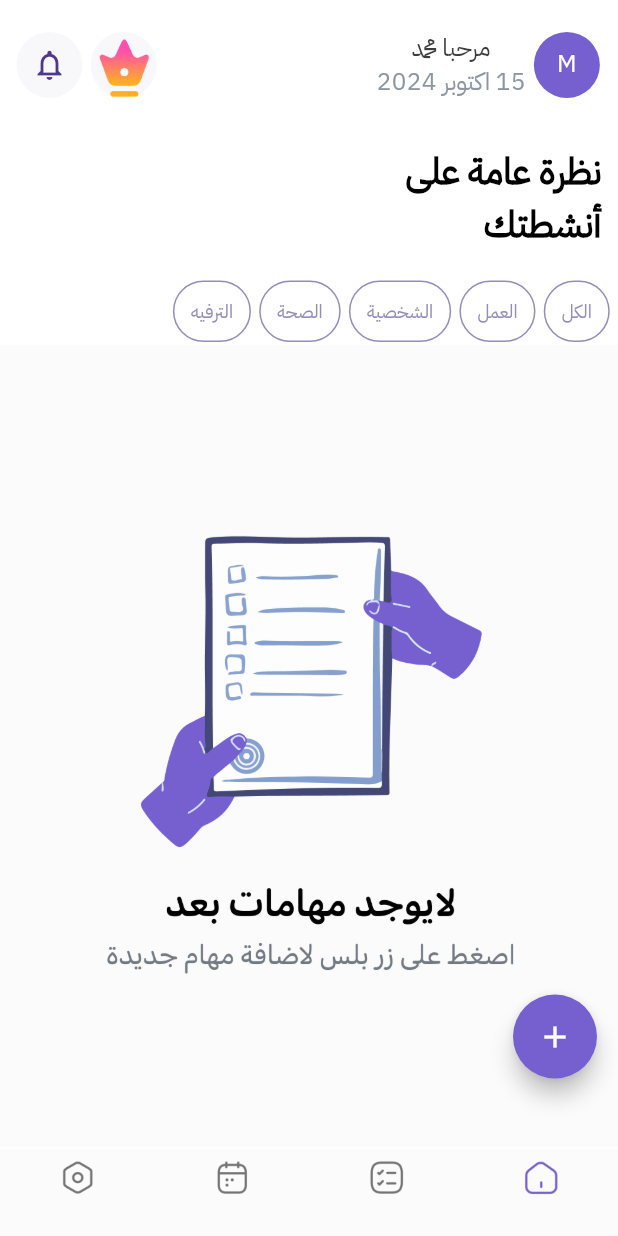
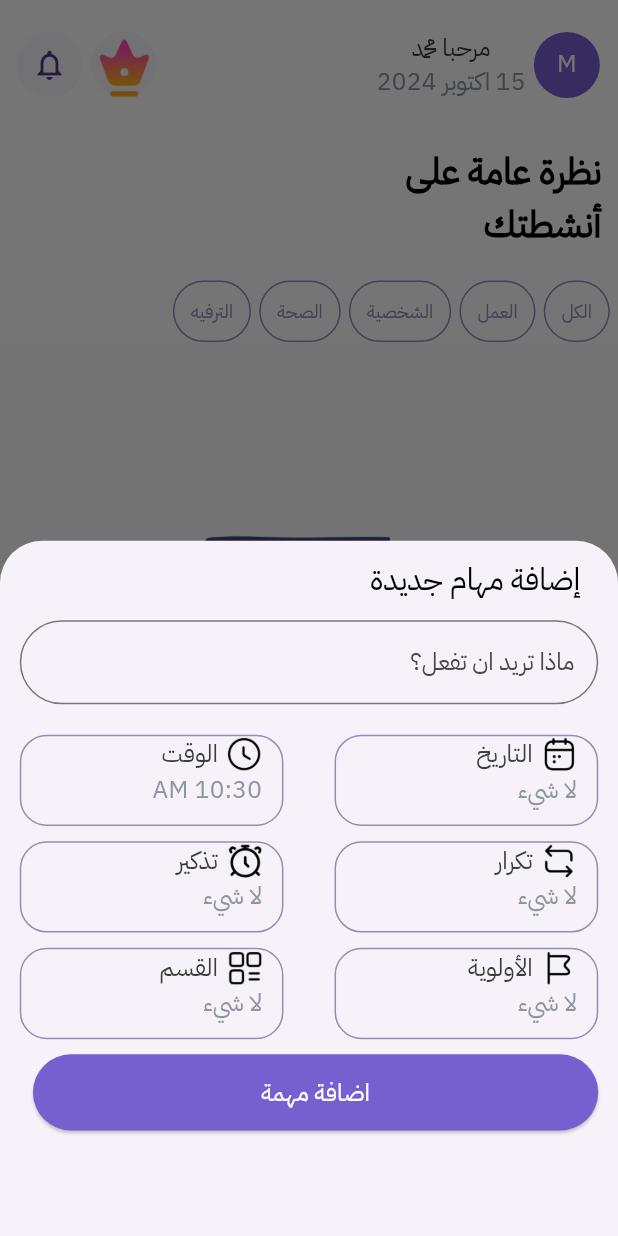
Before and after one commit to abooodfares/Mohemti, a Flutter app: the screen it shows after launch, after a tap on the "add" icon, on a phone screen of 412 x 824 dp. Run offline on Flutter 3.47's test engine with Material 3 defaults, Android fonts, the phone set to English and light mode, and no system bars; our stand-ins replace bloc, flutter_bloc, flutter_screenutil, flutter_svg, font_awesome_flutter, table_calendar.

Commit message:
upgrade flutter

```diff
--- a/lib/core/routes/app_router_manger.dart
+++ b/lib/core/routes/app_router_manger.dart
@@ -3,12 +3,15 @@ import 'package:mohemti/core/routes/approutes.dart';
 import 'package:mohemti/features/auth/login/view/loginview.dart';
 import 'package:mohemti/features/auth/register/view/register_view.dart';
 import 'package:mohemti/features/home/view/home_view.dart';
+import 'package:mohemti/features/home/widgets/Genral_bottomsheet.dart';
 import 'package:mohemti/features/onbording/view/onbordingview.dart';
 class AppRouterManger {
   static Route<dynamic> generateRoute(RouteSettings settings) {
     switch (settings.name) {
       case AppRoutes.OnBording:
         return MaterialPageRoute(builder: (_) => const OnbordingView());
+      case AppRoutes.calendar:
+        return MaterialPageRoute(builder: (_) =>  CalendarExample());
       case AppRoutes.register:
         return MaterialPageRoute(builder: (_) =>  RegisterView());
       case AppRoutes.login:
--- a/lib/core/routes/approutes.dart
+++ b/lib/core/routes/approutes.dart
@@ -5,5 +5,6 @@ class AppRoutes {
   static const String login = '/login';
   static const String register = '/register';
   static const String OnBording = '/OnBording';
+  static const String calendar = '/calendar';
 
 }
--- a/lib/core/theme/text_style.dart
+++ b/lib/core/theme/text_style.dart
@@ -14,8 +14,9 @@ class AppTextStyles {
       fontWeight: FontWeight.w700,
       color: appcolors.textColorblcack);
   static TextStyle weight400size12white = TextStyle(
-      fontSize: 12.sp,
-      fontWeight: FontWeight.w400,
-      color: Colors.white);
-
+      fontSize: 12.sp, fontWeight: FontWeight.w400, color: Colors.white);
+  static TextStyle weight500size20black = TextStyle(
+      fontSize: 20.sp,
+      fontWeight: FontWeight.w500,
+      color: appcolors.textColorblcack);
 }
--- a/lib/features/home/cubit/home_cubit.dart
+++ b/lib/features/home/cubit/home_cubit.dart
@@ -6,7 +6,7 @@ part 'home_state.dart';
 class HomeCubit extends Cubit<HomeState> {
   HomeCubit() : super(HomeInitial());
   List<String> categories = ['الكل', 'العمل', 'الشخصية', 'الصحة', 'الترفيه'];
-  String text = '';
+  String text = ' الكل';
 
 
   void changeCategory(String newCategory) {
--- a/lib/features/home/view/home_view.dart
+++ b/lib/features/home/view/home_view.dart
@@ -9,6 +9,7 @@ import 'package:mohemti/core/widgets/my_bottom_navigationbar.dart';
 import 'package:mohemti/features/home/cubit/home_cubit.dart';
 import 'package:mohemti/features/home/widgets/SeeYourActivitySentnce.dart';
 import 'package:mohemti/features/home/widgets/home_view_first_row.dart';
+import 'package:mohemti/features/home/widgets/my_floating_action_button.dart';
 import 'package:mohemti/features/home/widgets/user_task_category.dart';
 
 class HomeView extends StatefulWidget {
@@ -24,22 +25,7 @@ class _HomeViewState extends State<HomeView> {
     return BlocProvider(
       create: (context) => HomeCubit(),
       child: Scaffold(
-        floatingActionButton: Padding(
-          padding: const EdgeInsets.all(30.0),
-          child: Row(
-            children: [
-              FloatingActionButton(
-                  shape: const CircleBorder(),
-                  clipBehavior: Clip.antiAlias,
-                  backgroundColor: appcolors.secondaryColor,
-                  onPressed: () {},
-                  child: Icon(
-                    Icons.add,
-                    color: Colors.white,
-                  )),
-            ],
-          ),
-        ),
+        floatingActionButton:MyflotingActionButton(),
         bottomNavigationBar: Mybottomnavigtionbar(),
         backgroundColor: Color(0xFFFFFFFF),
         body: SafeArea(
--- /dev/null
+++ b/lib/features/home/widgets/Genral_bottomsheet.dart
@@ -0,0 +1,166 @@
+import 'package:flutter/material.dart';
+import 'package:mohemti/core/helper/route_extention.dart';
+import 'package:mohemti/core/helper/sizedbox%20extention.dart';
+import 'package:mohemti/core/routes/approutes.dart';
+import 'package:mohemti/core/theme/text_style.dart';
+import 'package:mohemti/core/widgets/have_acount_already.dart';
+import 'package:mohemti/core/widgets/my_app_button.dart';
+import 'package:mohemti/core/widgets/my_app_textfield.dart';
+import 'package:mohemti/features/home/widgets/TaskDataContainor.dart';
+import 'package:table_calendar/table_calendar.dart';
+
+
+class Genral_bottomsheet extends StatefulWidget {
+  const Genral_bottomsheet({
+    super.key,
+    required this.controller,
+  });
+
+  final TextEditingController controller;
+
+  @override
+  State<Genral_bottomsheet> createState() => _Genral_bottomsheetState();
+}
+
+class _Genral_bottomsheetState extends State<Genral_bottomsheet> {
+  TimeOfDay _selectedTime = TimeOfDay.now();
+
+  Future<void> _selectTime(BuildContext context) async {
+    final TimeOfDay? picked = await showTimePicker(
+      context: context,
+      initialTime: _selectedTime,
+    );
+    if (picked != null && picked != _selectedTime) {
+      setState(() {
+        _selectedTime = picked;
+      });
+    }
+  }
+
+  @override
+  Widget build(BuildContext context) {
+    return Column(
+      crossAxisAlignment: CrossAxisAlignment.start,
+      children: [
+        Padding(
+          padding: const EdgeInsets.all(12.0),
+          child: Text(
+            'إضافة مهام جديدة',
+            style: AppTextStyles.weight500size20black,
+          ),
+        ),
+        MyTextField(
+            controller: widget.controller, labelText: 'ماذا تريد ان تفعل؟'),
+        verticalSpace(20),
+        Row(
+          mainAxisAlignment: MainAxisAlignment.spaceBetween,
+          children: [
+            TaskDataContainer(
+              FirstText: 'التاريخ',
+              SecText: 'لا شيء',
+              imgSrc:
+                  'Assets/icons/calendar-2 1.png', // Replace with your custom icon if needed
+              onTap: () {
+ context.pushNamed(AppRoutes.calendar);
+              },
+            ),
+            TaskDataContainer(
+              FirstText: 'الوقت',
+              SecText: '${_selectedTime.format(context)}',
+              imgSrc: 'Assets/icons/clock 1.png',
+              // Replace with your custom icon if needed
+              onTap: () => _selectTime(context),
+            ),
+          ],
+        ),
+        verticalSpace(10),
+        Row(
+          mainAxisAlignment: MainAxisAlignment.spaceBetween,
+          children: [
+            TaskDataContainer(
+              FirstText: 'تكرار',
+              SecText: 'لا شيء',
+              imgSrc:
+                  'Assets/icons/repeat 2.png', // Replace with your custom icon if needed
+              onTap: () {
+                // Action for تكرار
+              },
+            ),
+            TaskDataContainer(
+              FirstText: 'تذكير',
+              SecText: 'لا شيء',
+              imgSrc:
+                  'Assets/icons/alarm-clock.png', // Replace with your custom icon if needed
+              onTap: () {
+
+              },
+            ),
+          ],
+        ),
+        verticalSpace(10),
+        Row(
+          mainAxisAlignment: MainAxisAlignment.spaceBetween,
+          children: [
+            TaskDataContainer(
+              FirstText: 'الأولوية',
+              SecText: 'لا شيء',
+              imgSrc: 'Assets/icons/flag 2.png',
+              onTap: () {
+                // Action for الأولوية
+              },
+            ),
+            TaskDataContainer(
+              FirstText: 'القسم',
+              SecText: 'لا شيء',
+              imgSrc:
+                  'Assets/icons/element-equal.png', // Replace with your custom icon if needed
+              onTap: () {
+                // Action for القسم
+              },
+            ),
+          ],
+        ),
+        verticalSpace(10),
+        MyAppButton(
+          onPressed: () {},
+          mytext: 'اضافة مهمة',
+        )
+      ],
+    );
+  }
+}
+
+class CalendarExample extends StatefulWidget {
+  @override
+  _CalendarExampleState createState() => _CalendarExampleState();
+}
+
+class _CalendarExampleState extends State<CalendarExample> {
+  DateTime _selectedDay = DateTime.now();
+  DateTime _focusedDay = DateTime.now();
+
+  @override
+  Widget build(BuildContext context) {
+    return Scaffold(
+      appBar: AppBar(title: Text("Flutter Calendar Example")),
+      body: Padding(
+        padding: const EdgeInsets.all(16.0),
+        child: TableCalendar(
+
+          firstDay: DateTime.utc(2000, 1, 1),
+          lastDay: DateTime.utc(2100, 12, 31),
+          focusedDay: _focusedDay,
+          selectedDayPredicate: (day) => isSameDay(_selectedDay, day),
+          onDaySelected: (selectedDay, focusedDay) {
+            setState(() {
+              _selectedDay = selectedDay;
+              _focusedDay = focusedDay;
+            });
+          },
+          calendarFormat: CalendarFormat.month,
+          startingDayOfWeek: StartingDayOfWeek.sunday,
+        ),
+      ),
+    );
+  }
+}
--- /dev/null
+++ b/lib/features/home/widgets/TaskDataContainor.dart
@@ -0,0 +1,63 @@
+import 'package:flutter/material.dart';
+import 'package:flutter_screenutil/flutter_screenutil.dart';
+import 'package:mohemti/core/helper/my_padding_ex.dart';
+import 'package:mohemti/core/helper/sizedbox%20extention.dart';
+import 'package:mohemti/core/theme/text_style.dart';
+import 'package:mohemti/core/widgets/my_app_button.dart';
+
+class TaskDataContainer extends StatelessWidget {
+  const TaskDataContainer(
+      {super.key,
+      required this.FirstText,
+      required this.SecText,
+      required this.onTap, required this.imgSrc});
+  final String FirstText;
+  final String SecText;
+  final VoidCallback onTap;
+  final String imgSrc;
+
+  @override
+  Widget build(BuildContext context) {
+    return GestureDetector(
+      onTap: onTap,
+      child: Container(
+        width: 160.w,
+        height: 60.h,
+        decoration: BoxDecoration(
+            border: Border.all(color: Color(0xFF958DB8)),
+            borderRadius: BorderRadius.circular(18)),
+        child: Column(
+          crossAxisAlignment: CrossAxisAlignment.start,
+          children: [
+            Padding(
+              padding: symmetricHorizontalPadding(12),
+              child: Row(
+                children: [
+                  ImageIcon(
+                    AssetImage(imgSrc),
+                    size: 24.0, // Adjust size if needed
+                    color: Colors.black, // Optional: Set color
+                  ),
+                  horizontalSpace(5),
+                  Text(
+                    FirstText,
+                    style: AppTextStyles.weight400size16,
+                  ),
+                ],
+              ),
+            ),
+            Padding(
+              padding: symmetricHorizontalPadding(12),
+              child: Text(
+                SecText,
+                style: AppTextStyles.weight400size16
+                    .copyWith(color: Color(0xFF8D97A1)),
+              ),
+            ),
+
+          ],
+        ),
+      ),
+    );
+  }
+}
--- a/lib/features/home/widgets/home_view_first_row.dart
+++ b/lib/features/home/widgets/home_view_first_row.dart
@@ -24,6 +24,7 @@ class HomeViewFirstRow extends StatelessWidget {
           ),
           horizontalSpace(5),
           Column(
+
             children: [
               Text(
                 'مرحبا محمد',
--- /dev/null
+++ b/lib/features/home/widgets/my_bottomsheet.dart
@@ -0,0 +1,44 @@
+// ignore_for_file: public_member_api_docs, sort_constructors_first
+import 'package:flutter/material.dart';
+import 'package:flutter_screenutil/flutter_screenutil.dart';
+
+import 'package:mohemti/core/helper/my_padding_ex.dart';
+import 'package:mohemti/core/helper/sizedbox%20extention.dart';
+import 'package:mohemti/core/theme/text_style.dart';
+import 'package:mohemti/core/widgets/my_app_button.dart';
+import 'package:mohemti/core/widgets/my_app_textfield.dart';
+import 'package:mohemti/features/home/widgets/Genral_bottomsheet.dart';
+import 'package:mohemti/features/home/widgets/TaskDataContainor.dart';
+
+class MyBottomSheet extends StatefulWidget {
+  final Widget child;
+  MyBottomSheet({
+    Key? key,
+    required this.child,
+  }) : super(key: key);
+
+  @override
+  State<MyBottomSheet> createState() => _MyBottomSheetState();
+}
+
+class _MyBottomSheetState extends State<MyBottomSheet> {
+  TextEditingController controller = TextEditingController();
+  @override
+  void dispose() {
+    controller.dispose();
+    super.dispose();
+  }
+
+  @override
+  Widget build(BuildContext context) {
+    return SingleChildScrollView(
+      child: Container(
+        margin: symmetricHorizontalPadding(12),
+        alignment: Alignment.centerRight,
+        height: MediaQuery.of(context).size.height / 0.5,
+        width: double.infinity,
+        child: widget.child,
+      ),
+    );
+  }
+}
--- /dev/null
+++ b/lib/features/home/widgets/my_floating_action_button.dart
@@ -0,0 +1,30 @@
+import 'package:flutter/material.dart';
+import 'package:mohemti/core/theme/colors.dart';
+import 'package:mohemti/features/home/widgets/Genral_bottomsheet.dart';
+import 'package:mohemti/features/home/widgets/my_bottomsheet.dart';
+
+class MyflotingActionButton extends StatelessWidget {
+  const MyflotingActionButton({super.key});
+
+  @override
+  Widget build(BuildContext context) {
+    return  Padding(
+          padding: const EdgeInsets.all(30.0),
+          child: Row(
+            children: [
+              FloatingActionButton(
+                  shape: const CircleBorder(),
+                  clipBehavior: Clip.antiAlias,
+                  backgroundColor: appcolors.secondaryColor,
+                  onPressed: () {
+                showModalBottomSheet(context: context, builder: (context) => MyBottomSheet(child: Genral_bottomsheet(controller: TextEditingController()),));
+                  },
+                  child: Icon(
+                    Icons.add,
+                    color: Colors.white,
+                  )),
+            ],
+          ),
+        );
+  }
+}
--- /dev/null
+++ b/lib/features/home/widgets/time_picker_sheet.dart
@@ -0,0 +1,15 @@
+import 'package:flutter/material.dart';
+
+class TimePickerSheet extends StatefulWidget {
+  const TimePickerSheet({super.key});
+
+  @override
+  State<TimePickerSheet> createState() => _TimePickerSheetState();
+}
+
+class _TimePickerSheetState extends State<TimePickerSheet> {
+  @override
+  Widget build(BuildContext context) {
+    return const Placeholder();
+  }
+}
--- a/pubspec.yaml
+++ b/pubspec.yaml
@@ -36,7 +36,9 @@ dependencies:
   flutter_screenutil: ^5.9.3
   flutter_svg: ^2.0.14
   font_awesome_flutter: ^10.8.0
-  intl: ^0.20.0
+  intl: ^0.19.0
+  syncfusion_flutter_calendar: ^28.1.33
+  table_calendar: ^3.1.3
 
 dev_dependencies:
   flutter_lints: ^4.0.0
```
Also changed, not shown: Assets/icons/alarm-clock.png (added), Assets/icons/clock 1.png (added), Assets/icons/element-equal.png (added), Assets/icons/flag 2.png (added), Assets/icons/repeat 2.png (added), pubspec.lock, 1 other file.
